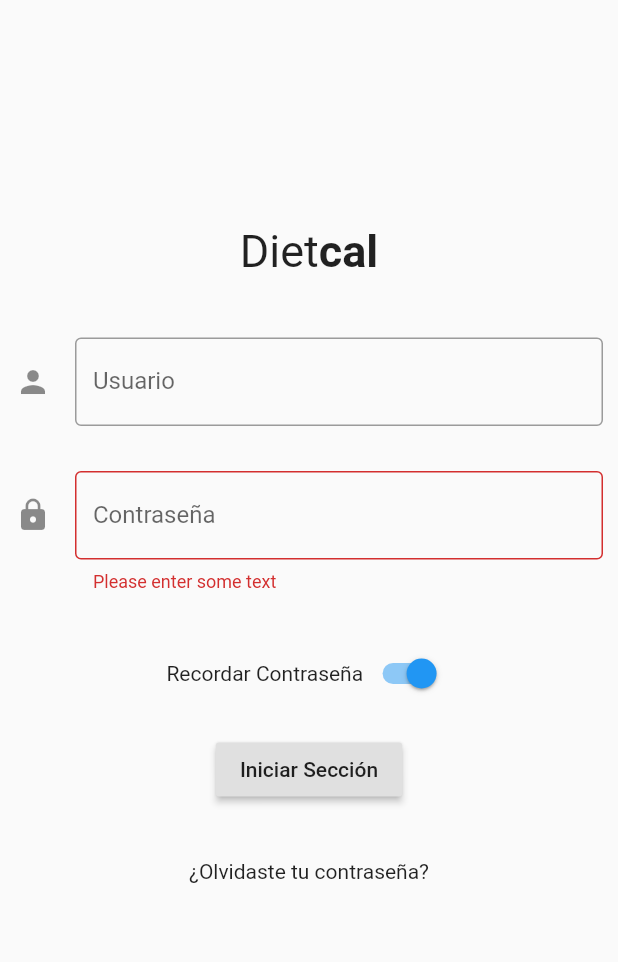
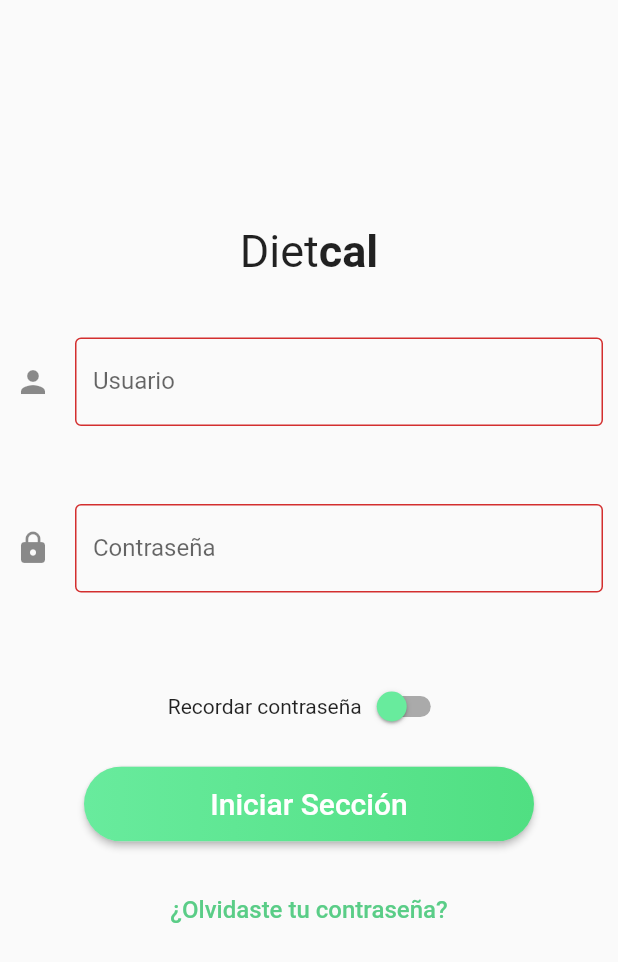
Before and after one commit to armpxd/Dietcal, a Flutter app: the screen it shows after launch, after a tap on "Iniciar Sección", on a phone screen of 412 x 824 dp. Shown: the top 962 px of the screen. Run offline on Flutter 3.47's test engine with Material 2 defaults, Android fonts, the phone set to English and light mode, and no system bars.

Commit message:
add color to componentes

```diff
--- a/diet_cal_mobile/lib/userManegment/login.dart
+++ b/diet_cal_mobile/lib/userManegment/login.dart
@@ -8,6 +8,7 @@ class Login extends StatefulWidget {
 
 class _LoginState extends State<Login> {
   final _loginForm = GlobalKey<FormState>();
+  bool _rememberMeState = false;
   @override
   Widget build(BuildContext context) {
     return Scaffold(
@@ -49,7 +50,7 @@ class _LoginState extends State<Login> {
                               border: OutlineInputBorder()),
                           validator: (value) {
                             if (value.isEmpty) {
-                              return LoginLiterals.userInputValidator;
+                              return "";
                             }
                             return null;
                           },
@@ -66,7 +67,7 @@ class _LoginState extends State<Login> {
                               border: OutlineInputBorder()),
                           validator: (value) {
                             if (value.isEmpty) {
-                              return 'Please enter some text';
+                              return "";
                             }
                             return null;
                           },
@@ -75,25 +76,60 @@ class _LoginState extends State<Login> {
                       Row(
                         mainAxisAlignment: MainAxisAlignment.center,
                         children: <Widget>[
-                          Text("Recordar Contraseña"),
+                          Text(LoginLiterals.passwordRememberMe),
                           Switch(
-                            value: true,
-                            onChanged: (bool valueChange) {},
+                            activeTrackColor: Color(0xff5ACD87),
+                            inactiveThumbColor: Color(0xff68EB9D),
+                            activeColor: Colors.white,
+                            value: _rememberMeState,
+                            onChanged: (bool valueChange) {
+                              setState(() {
+                                _rememberMeState = valueChange;
+                              });
+                            },
                           ),
                         ],
                       ),
                       Center(
                         child: Padding(
                           padding: const EdgeInsets.symmetric(vertical: 16.0),
+                          child: Container(
+                            height: 50.0,
                             child: RaisedButton(
                               onPressed: () {
                                 // Validate will return true if the form is valid, or false if
                                 // the form is invalid.
                                 if (_loginForm.currentState.validate()) {
                                   // Process data.
-                              }
+                                } else {}
                               },
-                            child: Text('Iniciar Sección'),
+                              shape: RoundedRectangleBorder(
+                                  borderRadius: BorderRadius.circular(80.0)),
+                              padding: EdgeInsets.all(0.0),
+                              child: Ink(
+                                decoration: BoxDecoration(
+                                    gradient: LinearGradient(
+                                      colors: [
+                                        Color(0xff68EB9D),
+                                        Color(0xff50DF82)
+                                      ],
+                                      begin: Alignment.centerLeft,
+                                      end: Alignment.centerRight,
+                                    ),
+                                    borderRadius: BorderRadius.circular(30.0)),
+                                child: Container(
+                                  constraints: BoxConstraints(
+                                      maxWidth: 300.0, minHeight: 50.0),
+                                  alignment: Alignment.center,
+                                  child: Text(
+                                    LoginLiterals.login,
+                                    textAlign: TextAlign.center,
+                                    style: TextStyle(
+                                        color: Colors.white, fontSize: 20),
+                                  ),
+                                ),
+                              ),
+                            ),
                           ),
                         ),
                       ),
@@ -104,7 +140,13 @@ class _LoginState extends State<Login> {
               Center(
                 child: Padding(
                   padding: const EdgeInsets.all(20.0),
-                  child: Text("¿Olvidaste tu contraseña?"),
+                  child: Text(
+                    LoginLiterals.forgotPassword,
+                    style: TextStyle(
+                        color: Color(0xff5ACD87),
+                        fontSize: 16,
+                        fontWeight: FontWeight.w500),
+                  ),
                 ),
               )
             ],
```
Lines whose indentation alone changed are shown as unchanged.
